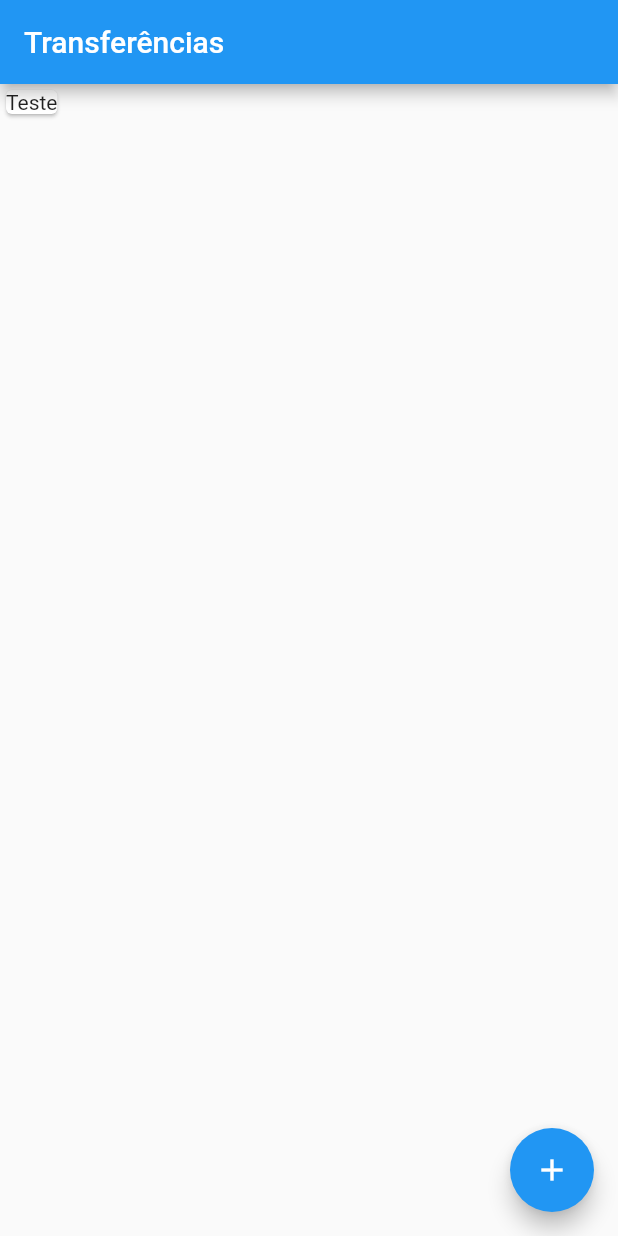
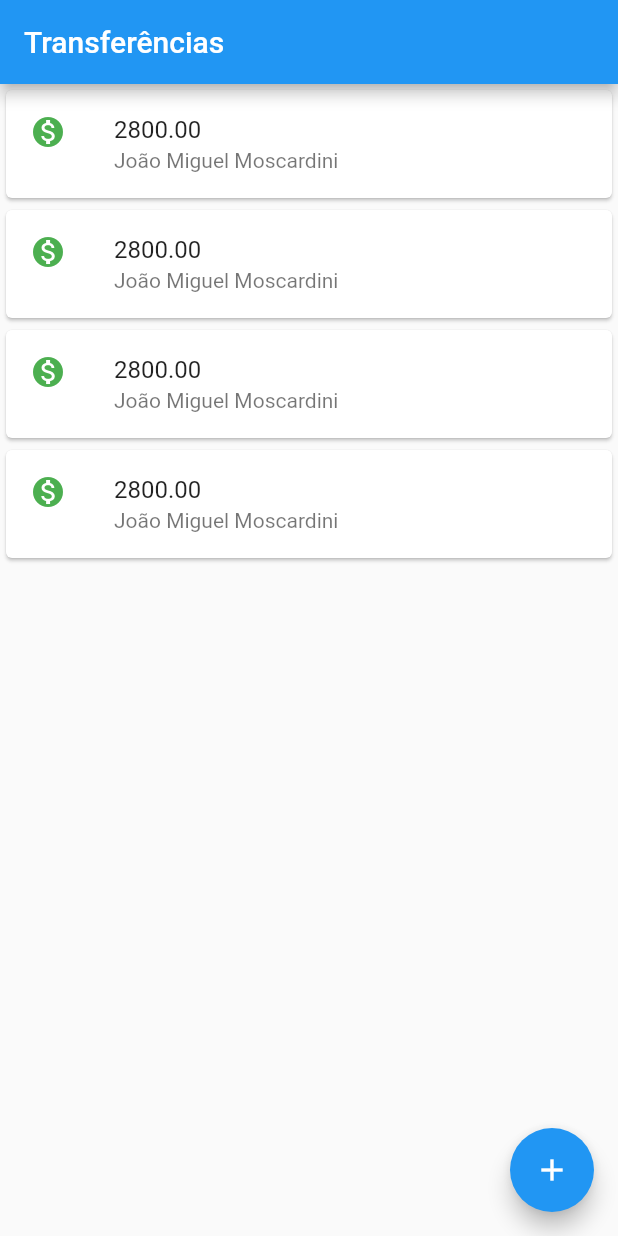
Before and after one commit to JoaoMiguelv/bank_flutter, a Flutter app: the screen it shows after launch, on a phone screen of 412 x 824 dp. Run offline on Flutter 3.47's test engine with Material 2 defaults, Android fonts, the phone set to English and light mode, and no system bars.

Commit message:
add card to main

```diff
--- a/lib/main.dart
+++ b/lib/main.dart
@@ -2,9 +2,7 @@ import 'package:flutter/material.dart';
 
 void main() => runApp(MaterialApp(
       home: Scaffold(
-          body: const Card(
-            child: Text('Teste'),
-          ),
+          body: ListaTransferencias(),
           appBar: AppBar(
             title: const Text('Transferências'),
           ),
@@ -13,3 +11,42 @@ void main() => runApp(MaterialApp(
             child: const Icon(Icons.add),
           )),
     ));
+
+class ListaTransferencias extends StatelessWidget {
+  @override
+  Widget build(BuildContext context) {
+    // TODO: implement build
+    return const Column(
+      children: [
+        Card(
+          child: ListTile(
+            leading: Icon(Icons.monetization_on, color: Colors.green),
+            title: Text('2800.00'),
+            subtitle: Text('João Miguel Moscardini'),
+          ),
+        ),
+        Card(
+          child: ListTile(
+            leading: Icon(Icons.monetization_on, color: Colors.green),
+            title: Text('2800.00'),
+            subtitle: Text('João Miguel Moscardini'),
+          ),
+        ),
+        Card(
+          child: ListTile(
+            leading: Icon(Icons.monetization_on, color: Colors.green),
+            title: Text('2800.00'),
+            subtitle: Text('João Miguel Moscardini'),
+          ),
+        ),
+        Card(
+          child: ListTile(
+            leading: Icon(Icons.monetization_on, color: Colors.green),
+            title: Text('2800.00'),
+            subtitle: Text('João Miguel Moscardini'),
+          ),
+        ),
+      ],
+    );
+  }
+}
```
